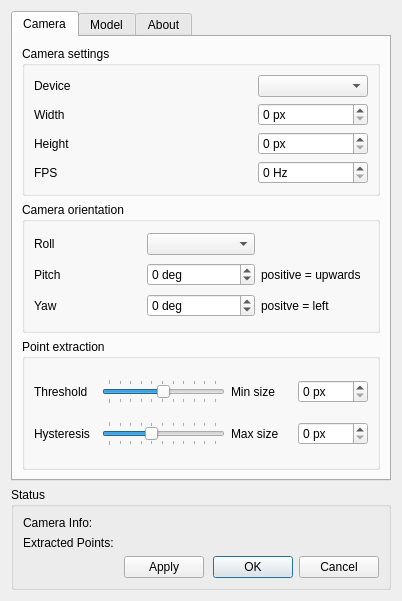
Before: the Qt Designer form ftnoir_tracker_pt/FTNoIR_PT_Controls.ui in opentrack/opentrack, drawn with Qt 5.
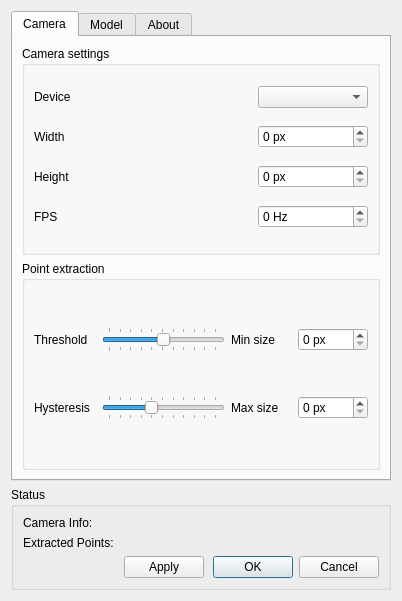
After: the same form once the commit is applied. Icons and pictures are not drawn.

Commit message:
pt: remove manual camera rotation declaration
We do it in core. And if we don't, we have to!

Issue: #63

Patch:
```diff
--- a/ftnoir_tracker_pt/FTNoIR_PT_Controls.ui
+++ b/ftnoir_tracker_pt/FTNoIR_PT_Controls.ui
@@ -276,119 +276,6 @@
          </layout>
         </widget>
        </item>
-       <item>
-        <widget class="QGroupBox" name="groupBox_4">
-         <property name="title">
-          <string>Camera orientation</string>
-         </property>
-         <layout class="QGridLayout" name="gridLayout_3">
-          <item row="0" column="0">
-           <widget class="QLabel" name="label_18">
-            <property name="text">
-             <string>Roll</string>
-            </property>
-            <property name="buddy">
-             <cstring>camroll_combo</cstring>
-            </property>
-           </widget>
-          </item>
-          <item row="0" column="1">
-           <widget class="QComboBox" name="camroll_combo">
-            <property name="sizePolicy">
-             <sizepolicy hsizetype="Minimum" vsizetype="Fixed">
-              <horstretch>0</horstretch>
-              <verstretch>0</verstretch>
-             </sizepolicy>
-            </property>
-            <property name="minimumSize">
-             <size>
-              <width>0</width>
-              <height>0</height>
-             </size>
-            </property>
-            <property name="toolTip">
-             <string>Rotation of the camera image</string>
-            </property>
-           </widget>
-          </item>
-          <item row="1" column="0">
-           <widget class="QLabel" name="label_4">
-            <property name="text">
-             <string>Pitch</string>
-            </property>
-            <property name="buddy">
-             <cstring>campitch_spin</cstring>
-            </property>
-           </widget>
-          </item>
-          <item row="1" column="1">
-           <widget class="QSpinBox" name="campitch_spin">
-            <property name="contextMenuPolicy">
-             <enum>Qt::DefaultContextMenu</enum>
-            </property>
-            <property name="toolTip">
-             <string>The angle the camera is facing upwards</string>
-            </property>
-            <property name="suffix">
-             <string> deg</string>
-            </property>
-            <property name="minimum">
-             <number>-180</number>
-            </property>
-            <property name="maximum">
-             <number>180</number>
-            </property>
-           </widget>
-          </item>
-          <item row="1" column="2">
-           <widget class="QLabel" name="label_5">
-            <property name="text">
-             <string>positive = upwards</string>
-            </property>
-           </widget>
-          </item>
-          <item row="2" column="0">
-           <widget class="QLabel" name="label_20">
-            <property name="text">
-             <string>Yaw</string>
-            </property>
-            <property name="buddy">
-             <cstring>camyaw_spin</cstring>
-            </property>
-           </widget>
-          </item>
-          <item row="2" column="1">
-           <widget class="QSpinBox" name="camyaw_spin">
-            <property name="contextMenuPolicy">
-             <enum>Qt::DefaultContextMenu</enum>
-            </property>
-            <property name="toolTip">
-             <string>The angle the camera is facing leftwards</string>
-            </property>
-            <property name="suffix">
-             <string> deg</string>
-            </property>
-            <property name="prefix">
-             <string/>
-            </property>
-            <property name="minimum">
-             <number>-180</number>
-            </property>
-            <property name="maximum">
-             <number>180</number>
-            </property>
-           </widget>
-          </item>
-          <item row="2" column="2">
-           <widget class="QLabel" name="label_21">
-            <property name="text">
-             <string>positve = left</string>
-            </property>
-           </widget>
-          </item>
-         </layout>
-        </widget>
-       </item>
        <item>
         <widget class="QGroupBox" name="groupBox_2">
          <property name="title">
```
Left out of the diff: 3 changed lines with no effect on the pictures. The commit also changes 6 other files.
